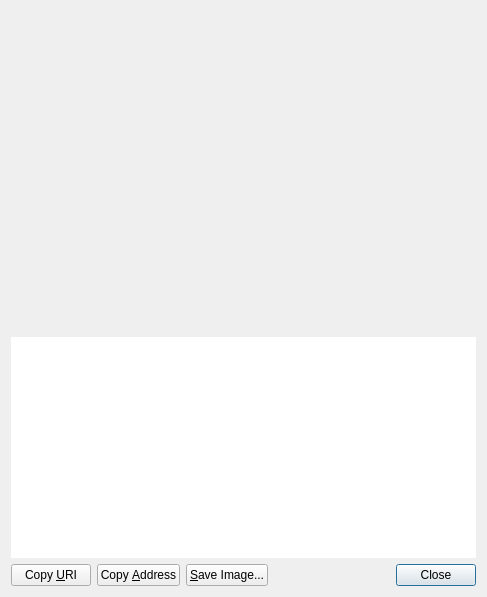
Above: src/qt/forms/receiverequestdialog.ui from pocketnetteam/pocketnet.core before the change. Below: the same form after it.
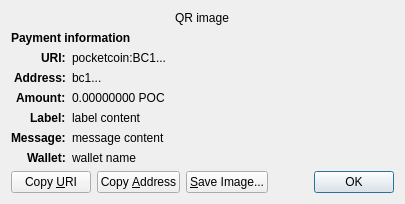
That is the form after the change. Custom widgets are drawn as their Qt base class.

The edit to the form file:
```diff
--- a/src/qt/forms/receiverequestdialog.ui
+++ b/src/qt/forms/receiverequestdialog.ui
@@ -6,60 +6,158 @@
    <rect>
     <x>0</x>
     <y>0</y>
-    <width>487</width>
-    <height>597</height>
+    <width>413</width>
+    <height>229</height>
    </rect>
   </property>
-  <layout class="QVBoxLayout" name="verticalLayout_3">
-   <item>
-    <widget class="QRImageWidget" name="lblQRCode">
-     <property name="sizePolicy">
-      <sizepolicy hsizetype="Expanding" vsizetype="Fixed">
-       <horstretch>0</horstretch>
-       <verstretch>0</verstretch>
-      </sizepolicy>
+  <property name="windowTitle">
+   <string>Request payment to ...</string>
+  </property>
+  <layout class="QGridLayout" name="gridLayout" columnstretch="0,1">
+   <property name="sizeConstraint">
+    <enum>QLayout::SetFixedSize</enum>
+   </property>
+   <item row="0" column="0" colspan="2" alignment="Qt::AlignHCenter">
+    <widget class="QRImageWidget" name="qr_code">
+     <property name="text">
+      <string notr="true">QR image</string>
      </property>
-     <property name="minimumSize">
-      <size>
-       <width>300</width>
-       <height>320</height>
-      </size>
+     <property name="textInteractionFlags">
+      <set>Qt::NoTextInteraction</set>
      </property>
-     <property name="toolTip">
-      <string>QR Code</string>
+    </widget>
+   </item>
+   <item row="1" column="0" colspan="2">
+    <widget class="QLabel" name="payment_header">
+     <property name="font">
+      <font>
+       <weight>75</weight>
+       <bold>true</bold>
+      </font>
      </property>
+     <property name="text">
+      <string>Payment information</string>
+     </property>
+     <property name="textInteractionFlags">
+      <set>Qt::NoTextInteraction</set>
+     </property>
+    </widget>
+   </item>
+   <item row="2" column="0" alignment="Qt::AlignRight|Qt::AlignTop">
+    <widget class="QLabel" name="uri_tag">
+     <property name="font">
+      <font>
+       <weight>75</weight>
+       <bold>true</bold>
+      </font>
+     </property>
+     <property name="text">
+      <string notr="true">URI:</string>
+     </property>
      <property name="textFormat">
       <enum>Qt::PlainText</enum>
      </property>
-     <property name="alignment">
-      <set>Qt::AlignCenter</set>
+     <property name="textInteractionFlags">
+      <set>Qt::NoTextInteraction</set>
      </property>
+    </widget>
+   </item>
+   <item row="2" column="1" alignment="Qt::AlignTop">
+    <widget class="QLabel" name="uri_content">
+     <property name="text">
+      <string notr="true">pocketcoin:BC1...</string>
+     </property>
+     <property name="textFormat">
+      <enum>Qt::RichText</enum>
+     </property>
      <property name="wordWrap">
       <bool>true</bool>
      </property>
     </widget>
    </item>
-   <item>
-    <widget class="QTextEdit" name="outUri">
-     <property name="sizePolicy">
-      <sizepolicy hsizetype="Expanding" vsizetype="Expanding">
-       <horstretch>0</horstretch>
-       <verstretch>0</verstretch>
-      </sizepolicy>
+   <item row="3" column="0" alignment="Qt::AlignRight|Qt::AlignTop">
+    <widget class="QLabel" name="address_tag">
+     <property name="font">
+      <font>
+       <weight>75</weight>
+       <bold>true</bold>
+      </font>
      </property>
-     <property name="minimumSize">
-      <size>
-       <width>0</width>
-       <height>50</height>
-      </size>
+     <property name="text">
+      <string>Address:</string>
      </property>
-     <property name="frameShape">
-      <enum>QFrame::NoFrame</enum>
+     <property name="textInteractionFlags">
+      <set>Qt::NoTextInteraction</set>
      </property>
-     <property name="frameShadow">
-      <enum>QFrame::Plain</enum>
+    </widget>
+   </item>
+   <item row="3" column="1" alignment="Qt::AlignTop">
+    <widget class="QLabel" name="address_content">
+     <property name="text">
+      <string notr="true">bc1...</string>
      </property>
-     <property name="tabChangesFocus">
+     <property name="textFormat">
+      <enum>Qt::PlainText</enum>
+     </property>
+     <property name="textInteractionFlags">
+      <set>Qt::TextSelectableByMouse</set>
+     </property>
+    </widget>
+   </item>
+   <item row="4" column="0" alignment="Qt::AlignRight|Qt::AlignTop">
+    <widget class="QLabel" name="amount_tag">
+     <property name="font">
+      <font>
+       <weight>75</weight>
+       <bold>true</bold>
+      </font>
+     </property>
+     <property name="text">
+      <string>Amount:</string>
+     </property>
+     <property name="textInteractionFlags">
+      <set>Qt::NoTextInteraction</set>
+     </property>
+    </widget>
+   </item>
+   <item row="4" column="1" alignment="Qt::AlignTop">
+    <widget class="QLabel" name="amount_content">
+     <property name="text">
+      <string notr="true">0.00000000 POC</string>
+     </property>
+     <property name="textFormat">
+      <enum>Qt::PlainText</enum>
+     </property>
+     <property name="textInteractionFlags">
+      <set>Qt::TextSelectableByMouse</set>
+     </property>
+    </widget>
+   </item>
+   <item row="5" column="0" alignment="Qt::AlignRight|Qt::AlignTop">
+    <widget class="QLabel" name="label_tag">
+     <property name="font">
+      <font>
+       <weight>75</weight>
+       <bold>true</bold>
+      </font>
+     </property>
+     <property name="text">
+      <string>Label:</string>
+     </property>
+     <property name="textInteractionFlags">
+      <set>Qt::NoTextInteraction</set>
+     </property>
+    </widget>
+   </item>
+   <item row="5" column="1" alignment="Qt::AlignTop">
+    <widget class="QLabel" name="label_content">
+     <property name="text">
+      <string notr="true">label content</string>
+     </property>
+     <property name="textFormat">
+      <enum>Qt::PlainText</enum>
+     </property>
+     <property name="wordWrap">
       <bool>true</bool>
      </property>
      <property name="textInteractionFlags">
@@ -67,7 +165,71 @@
      </property>
     </widget>
    </item>
-   <item>
+   <item row="6" column="0" alignment="Qt::AlignRight|Qt::AlignTop">
+    <widget class="QLabel" name="message_tag">
+     <property name="font">
+      <font>
+       <weight>75</weight>
+       <bold>true</bold>
+      </font>
+     </property>
+     <property name="text">
+      <string>Message:</string>
+     </property>
+     <property name="textInteractionFlags">
+      <set>Qt::NoTextInteraction</set>
+     </property>
+    </widget>
+   </item>
+   <item row="6" column="1" alignment="Qt::AlignTop">
+    <widget class="QLabel" name="message_content">
+     <property name="text">
+      <string notr="true">message content</string>
+     </property>
+     <property name="textFormat">
+      <enum>Qt::PlainText</enum>
+     </property>
+     <property name="wordWrap">
+      <bool>true</bool>
+     </property>
+     <property name="textInteractionFlags">
+      <set>Qt::TextSelectableByMouse</set>
+     </property>
+    </widget>
+   </item>
+   <item row="7" column="0" alignment="Qt::AlignRight|Qt::AlignTop">
+    <widget class="QLabel" name="wallet_tag">
+     <property name="font">
+      <font>
+       <weight>75</weight>
+       <bold>true</bold>
+      </font>
+     </property>
+     <property name="text">
+      <string>Wallet:</string>
+     </property>
+     <property name="textInteractionFlags">
+      <set>Qt::NoTextInteraction</set>
+     </property>
+    </widget>
+   </item>
+   <item row="7" column="1" alignment="Qt::AlignTop">
+    <widget class="QLabel" name="wallet_content">
+     <property name="text">
+      <string notr="true">wallet name</string>
+     </property>
+     <property name="textFormat">
+      <enum>Qt::PlainText</enum>
+     </property>
+     <property name="wordWrap">
+      <bool>true</bool>
+     </property>
+     <property name="textInteractionFlags">
+      <set>Qt::TextSelectableByMouse</set>
+     </property>
+    </widget>
+   </item>
+   <item row="8" column="0" colspan="2">
     <layout class="QHBoxLayout" name="horizontalLayout">
      <item>
       <widget class="QPushButton" name="btnCopyURI">
@@ -115,7 +277,7 @@
      <item>
       <widget class="QDialogButtonBox" name="buttonBox">
        <property name="standardButtons">
-        <set>QDialogButtonBox::Close</set>
+        <set>QDialogButtonBox::Ok</set>
        </property>
       </widget>
      </item>
```
Left out of the diff: 40 changed lines with no effect on the pictures.
